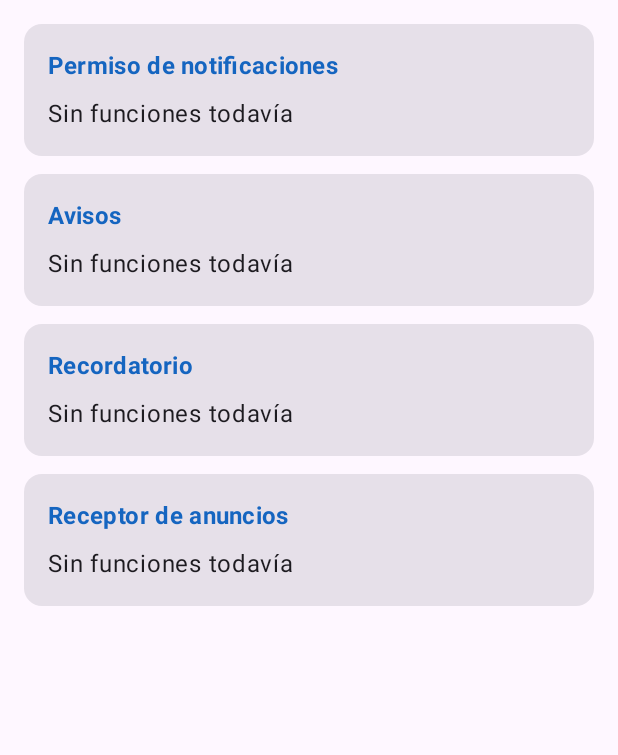
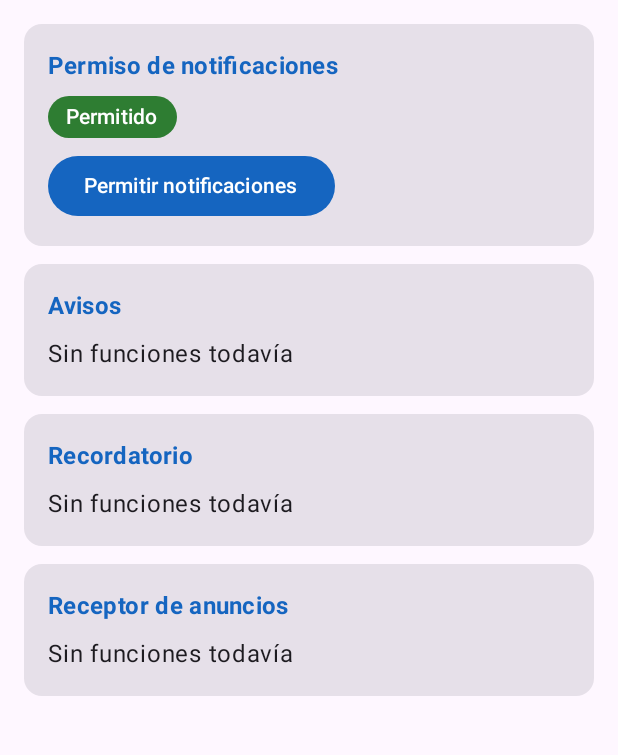
Before and after one commit to ydortizs-prog/AvisosCampus, an Android app built with Jetpack Compose: the screen it shows after launch (MainActivity), on a phone screen of 412 x 824 dp, the part 96-851 px from its top. Run offline under Robolectric (Android 15) with nearby library versions, the phone set to English and light mode, and no system bars.

Commit message:
feat(permiso): pide POST_NOTIFICATIONS y muestra su estado

```diff
--- a/app/src/main/AndroidManifest.xml
+++ b/app/src/main/AndroidManifest.xml
@@ -1,6 +1,8 @@
 <?xml version="1.0" encoding="utf-8"?>
 <manifest xmlns:android="http://schemas.android.com/apk/res/android"
     xmlns:tools="http://schemas.android.com/tools">
+
+    <uses-permission android:name="android.permission.POST_NOTIFICATIONS" />
 
     <application
         android:name=".AvisosApp"
--- a/app/src/main/java/com/ortiz/avisoscampus/notificacion/Notificador.kt
+++ b/app/src/main/java/com/ortiz/avisoscampus/notificacion/Notificador.kt
@@ -1,9 +1,12 @@
 package com.ortiz.avisoscampus.notificacion
 
+import android.Manifest
 import android.app.NotificationChannel
 import android.app.NotificationManager
 import android.content.Context
+import android.content.pm.PackageManager
 import android.os.Build
+import androidx.core.content.ContextCompat
 import com.ortiz.avisoscampus.model.Aviso
 
 object Notificador {
@@ -21,7 +24,13 @@ object Notificador {
         }
     }
 
-    // TODO Paso 2: fun tienePermiso(context: Context): Boolean
+    // Android 13+ (API 33) pide el permiso POST_NOTIFICATIONS en tiempo de ejecución
+    fun tienePermiso(context: Context): Boolean {
+        if (Build.VERSION.SDK_INT < Build.VERSION_CODES.TIRAMISU) return true
+        return ContextCompat.checkSelfPermission(
+            context, Manifest.permission.POST_NOTIFICATIONS
+        ) == PackageManager.PERMISSION_GRANTED
+    }
 
     fun mostrar(context: Context, aviso: Aviso): Boolean {
         // TODO Paso 3: construir y mostrar la notificación
--- a/app/src/main/java/com/ortiz/avisoscampus/ui/PantallaAvisos.kt
+++ b/app/src/main/java/com/ortiz/avisoscampus/ui/PantallaAvisos.kt
@@ -1,5 +1,9 @@
 package com.ortiz.avisoscampus.ui
 
+import android.Manifest
+import android.os.Build
+import androidx.activity.compose.rememberLauncherForActivityResult
+import androidx.activity.result.contract.ActivityResultContracts
 import androidx.compose.foundation.layout.Arrangement
 import androidx.compose.foundation.layout.Column
 import androidx.compose.foundation.layout.ColumnScope
@@ -8,19 +12,26 @@ import androidx.compose.foundation.layout.fillMaxWidth
 import androidx.compose.foundation.layout.padding
 import androidx.compose.foundation.rememberScrollState
 import androidx.compose.foundation.verticalScroll
+import androidx.compose.foundation.shape.RoundedCornerShape
+import androidx.compose.material3.Button
 import androidx.compose.material3.Card
 import androidx.compose.material3.ExperimentalMaterial3Api
 import androidx.compose.material3.MaterialTheme
 import androidx.compose.material3.Scaffold
+import androidx.compose.material3.Surface
 import androidx.compose.material3.Text
 import androidx.compose.material3.TopAppBar
 import androidx.compose.material3.TopAppBarDefaults
 import androidx.compose.runtime.Composable
 import androidx.compose.runtime.LaunchedEffect
+import androidx.compose.runtime.collectAsState
+import androidx.compose.runtime.getValue
 import androidx.compose.ui.Modifier
+import androidx.compose.ui.graphics.Color
 import androidx.compose.ui.platform.LocalContext
 import androidx.compose.ui.text.font.FontWeight
 import androidx.compose.ui.unit.dp
+import com.ortiz.avisoscampus.model.PermisoUi
 import com.ortiz.avisoscampus.notificacion.Notificador
 import com.ortiz.avisoscampus.viewmodel.AvisosViewModel
 
@@ -28,6 +39,19 @@ import com.ortiz.avisoscampus.viewmodel.AvisosViewModel
 @Composable
 fun PantallaAvisos(vm: AvisosViewModel) {
     val contexto = LocalContext.current
+    val permiso by vm.permiso.collectAsState()
+
+    // Cuadro de permiso que dibuja Android
+    val lanzador = rememberLauncherForActivityResult(
+        ActivityResultContracts.RequestPermission()
+    ) { concedido ->
+        vm.permisoRespondido(concedido)
+    }
+
+    // Al iniciar: si el permiso ya estaba concedido, se lo decimos al ViewModel
+    LaunchedEffect(Unit) {
+        if (Notificador.tienePermiso(contexto)) vm.permisoRespondido(true)
+    }
 
     // Ya viene hecho: la pantalla recibe el evento y, como sí tiene Context, muestra la notificación
     LaunchedEffect(Unit) {
@@ -57,8 +81,16 @@ fun PantallaAvisos(vm: AvisosViewModel) {
             verticalArrangement = Arrangement.spacedBy(12.dp)
         ) {
             Tarjeta("Permiso de notificaciones") {
-                // TODO Paso 2: etiqueta del permiso y botón "Permitir notificaciones"
-                Text("Sin funciones todavía")
+                EtiquetaPermiso(permiso)
+                Button(onClick = {
+                    if (Build.VERSION.SDK_INT >= Build.VERSION_CODES.TIRAMISU) {
+                        lanzador.launch(Manifest.permission.POST_NOTIFICATIONS)
+                    } else {
+                        vm.permisoRespondido(true) // antes de Android 13 no se pide
+                    }
+                }) {
+                    Text("Permitir notificaciones")
+                }
             }
             Tarjeta("Avisos") {
                 // TODO Paso 3: botón "Mostrar aviso"
@@ -95,3 +127,21 @@ fun Tarjeta(titulo: String, contenido: @Composable ColumnScope.() -> Unit) {
         }
     }
 }
+
+/** Etiqueta de color con el estado del permiso. */
+@Composable
+fun EtiquetaPermiso(permiso: PermisoUi) {
+    val (texto, color) = when (permiso) {
+        PermisoUi.SinPedir -> "Sin pedir" to Color(0xFF757575)
+        PermisoUi.Concedido -> "Permitido" to Color(0xFF2E7D32)
+        PermisoUi.Denegado -> "Denegado" to Color(0xFFC62828)
+    }
+    Surface(color = color, shape = RoundedCornerShape(50)) {
+        Text(
+            text = texto,
+            color = Color.White,
+            style = MaterialTheme.typography.labelLarge,
+            modifier = Modifier.padding(horizontal = 12.dp, vertical = 4.dp)
+        )
+    }
+}
--- a/app/src/main/java/com/ortiz/avisoscampus/viewmodel/AvisosViewModel.kt
+++ b/app/src/main/java/com/ortiz/avisoscampus/viewmodel/AvisosViewModel.kt
@@ -26,7 +26,11 @@ class AvisosViewModel(private val repo: AvisosRepository) : ViewModel() {
     private val _mensaje = MutableStateFlow<String?>(null)
     val mensaje: StateFlow<String?> = _mensaje.asStateFlow()
 
-    // TODO Paso 2: fun permisoRespondido(concedido: Boolean)
+    // ---------- Paso 2: permiso ----------
+    fun permisoRespondido(concedido: Boolean) {
+        _permiso.value = if (concedido) PermisoUi.Concedido else PermisoUi.Denegado
+    }
+
     // TODO Paso 3: fun avisarAhora()
     // TODO Paso 5: faltan, recordarEn(segundos) y cancelarRecordatorio()
     // TODO Paso 6: escuchandoAvion, cambiarEscucha(valor) y alCambiarModoAvion(activo)
```
